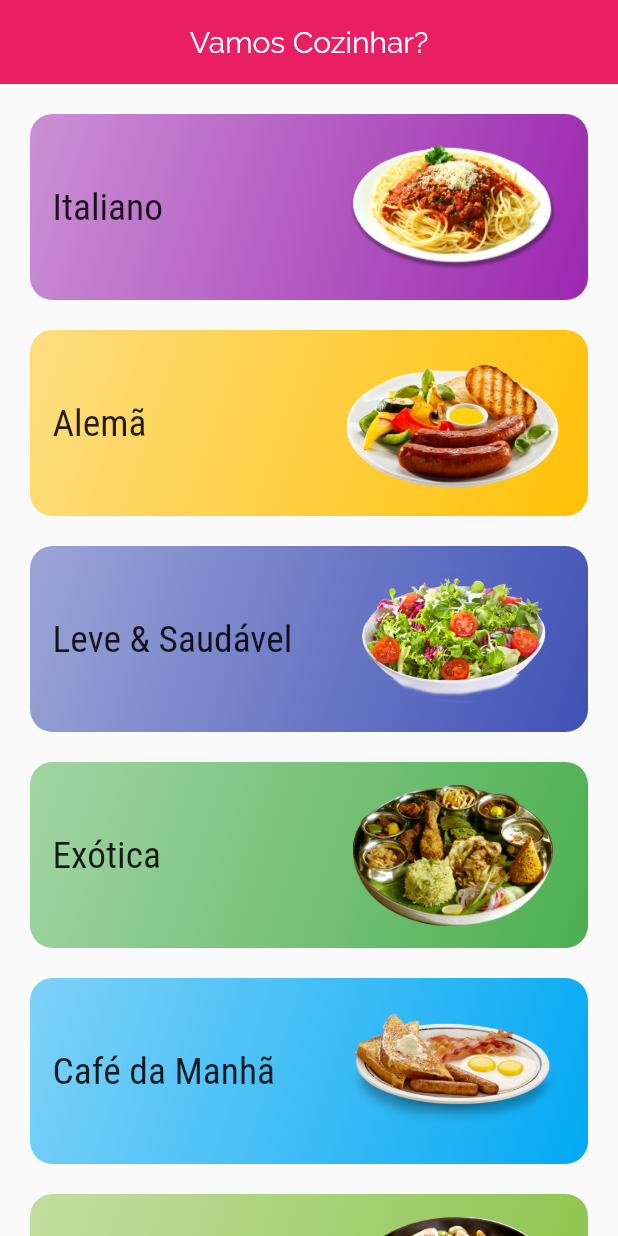
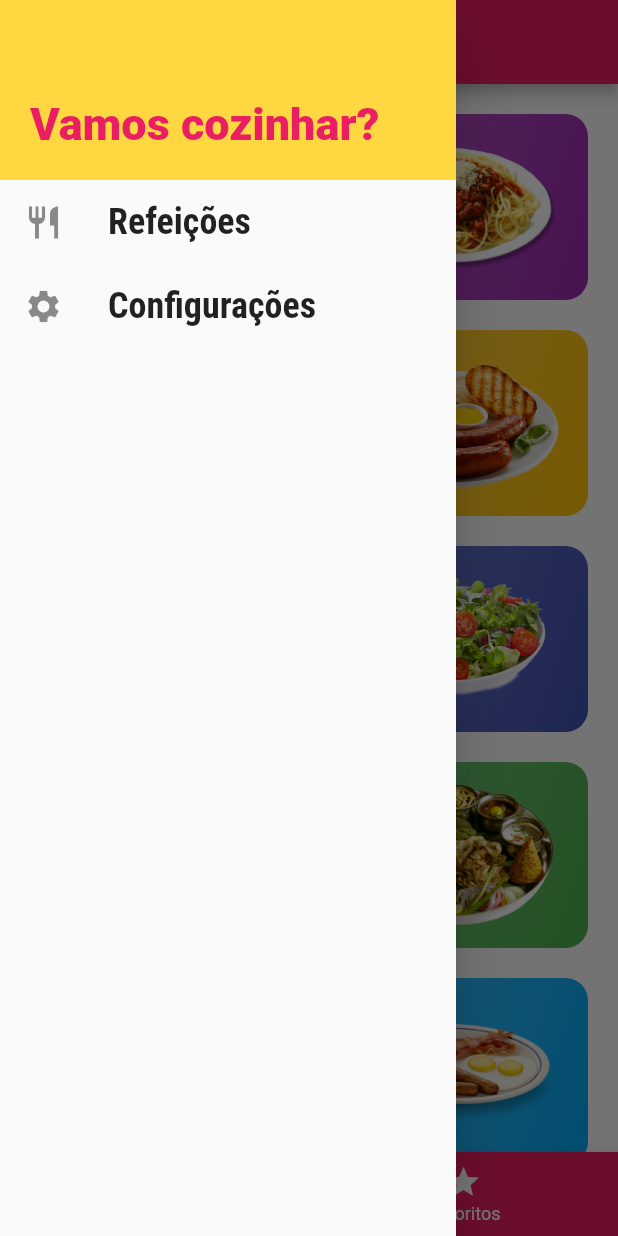
Before and after one commit to ricardo-kowalski/curso_flutter, a Flutter app: the screen it shows after launch, with the side drawer open (before the commit the screen has no drawer), on a phone screen of 412 x 824 dp. Run offline on Flutter 3.47's test engine with Material 2 defaults, Android fonts, the phone set to English and light mode, and no system bars; statements that could not run were skipped.

Commit message:
tela de configurações, tabs e favoritos

```diff
--- /dev/null
+++ b/meals/lib/components/main_drawer.dart
@@ -0,0 +1,54 @@
+import 'package:flutter/material.dart';
+import '../utils/app_routes.dart';
+
+class MainDrawer extends StatelessWidget {
+  Widget _createItem(IconData icon, String label, Function onTap) {
+    return ListTile(
+      leading: Icon(icon, size: 26),
+      title: Text(
+        label,
+        style: TextStyle(
+            fontFamily: 'RobotoCondensed',
+            fontSize: 24,
+            fontWeight: FontWeight.bold),
+      ),
+      onTap: onTap,
+    );
+  }
+
+  @override
+  Widget build(BuildContext context) {
+    return Drawer(
+      child: Column(
+        children: [
+          Container(
+            height: 120,
+            width: double.infinity,
+            padding: EdgeInsets.all(20),
+            color: Theme.of(context).accentColor,
+            alignment: Alignment.bottomLeft,
+            child: Text(
+              'Vamos cozinhar?',
+              style: TextStyle(
+                fontWeight: FontWeight.w900,
+                fontSize: 30,
+                color: Theme.of(context).primaryColor,
+              ),
+            ),
+          ),
+          _createItem(
+            Icons.restaurant,
+            'Refeições',
+            () => Navigator.of(context).pushReplacementNamed(AppRoutes.HOME),
+          ),
+          _createItem(
+            Icons.settings,
+            'Configurações',
+            () =>
+                Navigator.of(context).pushReplacementNamed(AppRoutes.SETTINGS),
+          ),
+        ],
+      ),
+    );
+  }
+}
--- a/meals/lib/main.dart
+++ b/meals/lib/main.dart
@@ -1,20 +1,53 @@
 import 'package:flutter/material.dart';
+import 'package:meals/models/settings.dart';
 // import 'package:meals/components/category_item.dart';
 import 'screens/categories_screen.dart';
 import 'screens/categories_meals_screen.dart';
 import 'screens/meal_detail_screen.dart';
+import 'screens/tabs_screen.dart';
+import 'screens/settings_screen.dart';
+//
 import 'utils/app_routes.dart';
+//
+import 'models/meal.dart';
+import 'data/dummy_data.dart';
 
 void main() => runApp(MyApp());
 
-class MyApp extends StatelessWidget {
+class MyApp extends StatefulWidget {
+  @override
+  _MyAppState createState() => _MyAppState();
+}
+
+class _MyAppState extends State<MyApp> {
+  Settings settings = Settings();
+  List<Meal> _availableMeals = DUMMY_MEALS;
+  List<Meal> _favoriteMeals = [];
+
+  void _filterMeals(Settings settings) {
+    setState(() {
+      this.settings = settings;
+      //
+      _availableMeals = DUMMY_MEALS.where((meal) {
+        final filterGluten = settings.isGlutenFree && !meal.isGlutenFree;
+        final filterLactose = settings.isLactoseFree && !meal.isLactoseFree;
+        final filterVegan = settings.isVegan && !meal.isVegan;
+        final filterVegetarian = settings.isVegetarian && !meal.isVegetarian;
+        return !filterGluten &&
+            !filterLactose &&
+            !filterVegan &&
+            !filterVegetarian;
+      }).toList();
+    });
+  }
+
   @override
   Widget build(BuildContext context) {
     return MaterialApp(
-      title: 'DeliMeals',
+      title: 'DayliMeals',
       theme: ThemeData(
         primarySwatch: Colors.pink,
-        accentColor: Colors.blue,
+        accentColor: Colors.amberAccent,
         fontFamily: 'Raleway',
         textTheme: ThemeData.light().textTheme.copyWith(
               headline6: TextStyle(
@@ -24,11 +57,13 @@ class MyApp extends StatelessWidget {
             ),
       ),
       home: CategoriesScreen(),
-      // initialRoute: ('/'),
+      initialRoute: ('/tabs'),
       routes: {
-        // AppRoutes.HOME: (ctx) => CategoriesScreen(), //ñ funciona
-        AppRoutes.CATEGORIES_MEALS: (ctx) => CategoriesMealsScreen(),
+        AppRoutes.HOME: (ctx) => TabsScreen(_favoriteMeals), //ñ funciona
+        AppRoutes.CATEGORIES_MEALS: (ctx) =>
+            CategoriesMealsScreen(_availableMeals),
         AppRoutes.MEAL_DETAIL: (ctx) => MeaDetailScreen(),
+        AppRoutes.SETTINGS: (ctx) => SettingsScreen(settings, _filterMeals),
       },
     );
   }
--- /dev/null
+++ b/meals/lib/models/settings.dart
@@ -0,0 +1,13 @@
+class Settings {
+  bool isGlutenFree;
+  bool isLactoseFree;
+  bool isVegan;
+  bool isVegetarian;
+
+  Settings({
+    this.isGlutenFree = false,
+    this.isLactoseFree = false,
+    this.isVegan = false,
+    this.isVegetarian = false,
+  });
+}
--- a/meals/lib/screens/categories_screen.dart
+++ b/meals/lib/screens/categories_screen.dart
@@ -6,15 +6,7 @@ import '../data/dummy_data.dart';
 class CategoriesScreen extends StatelessWidget {
   @override
   Widget build(BuildContext context) {
-    return Scaffold(
-      appBar: AppBar(
-        bottomOpacity: 0.0,
-        elevation: 0.0,
-        // backgroundColor: Colors.transparent,
-        centerTitle: true,
-        title: Text('Vamos Cozinhar?'),
-      ),
-      body: GridView(
+    return GridView(
       padding: const EdgeInsets.all(20),
       gridDelegate: SliverGridDelegateWithMaxCrossAxisExtent(
         maxCrossAxisExtent: 400,
@@ -25,7 +17,6 @@ class CategoriesScreen extends StatelessWidget {
       children: DUMMY_CATEGORIES.map((cat) {
         return CategoryItem(cat);
       }).toList(),
-      ),
     );
   }
 }
--- /dev/null
+++ b/meals/lib/screens/tabs_screen.dart
@@ -0,0 +1,60 @@
+import 'package:flutter/material.dart';
+import 'categories_screen.dart';
+import 'favorite_screen.dart';
+import '../components/main_drawer.dart';
+import '../models/meal.dart';
+
+class TabsScreen extends StatefulWidget {
+  final List<Meal> favoriteMeals;
+
+  const TabsScreen(this.favoriteMeals);
+
+  @override
+  _TabsScreenState createState() => _TabsScreenState();
+}
+
+class _TabsScreenState extends State<TabsScreen> {
+  int _selectedScreenIndex = 0;
+
+  final List<Map<String, Object>> _screens = [
+    {'title': 'Lista de Categorias', 'screen': CategoriesScreen()},
+    {'title': 'Meus Favoritos', 'screen': FavoriteScreen()},
+  ];
+
+  _selectScreen(int index) {
+    setState(() {
+      _selectedScreenIndex = index;
+    });
+  }
+
+  @override
+  Widget build(BuildContext context) {
+    return Scaffold(
+      appBar: AppBar(
+        centerTitle: true,
+        title: Text(
+          _screens[_selectedScreenIndex]['title'],
+        ),
+      ),
+      drawer: MainDrawer(),
+      body: _screens[_selectedScreenIndex]['screen'],
+      bottomNavigationBar: BottomNavigationBar(
+        onTap: _selectScreen,
+        backgroundColor: Theme.of(context).primaryColor,
+        unselectedItemColor: Colors.white,
+        selectedItemColor: Theme.of(context).accentColor,
+        currentIndex: _selectedScreenIndex,
+        items: [
+          BottomNavigationBarItem(
+            icon: Icon(Icons.category),
+            label: 'Categorias',
+          ),
+          BottomNavigationBarItem(
+            icon: Icon(Icons.star),
+            label: 'Favoritos',
+          ),
+        ],
+      ),
+    );
+  }
+}
--- a/meals/lib/utils/app_routes.dart
+++ b/meals/lib/utils/app_routes.dart
@@ -1,5 +1,6 @@
 class AppRoutes {
-  static const HOME = '/';
+  static const HOME = '/tabs';
   static const CATEGORIES_MEALS = '/categories-meals';
   static const MEAL_DETAIL = '/meal-detail';
+  static const SETTINGS = '/settings';
 }
```
Also changed, not shown: meals/lib/components/meal_item.dart (+11 -2 lines), meals/lib/screens/categories_meals_screen.dart (+7 -1 lines), meals/lib/screens/favorite_screen.dart (added, +15 -0 lines), meals/lib/screens/meal_detail_screen.dart (+7 -0 lines), meals/lib/screens/settings_screen.dart (added, +106 -0 lines), meals/pubspec.lock. Lines whose indentation alone changed are shown as unchanged.
